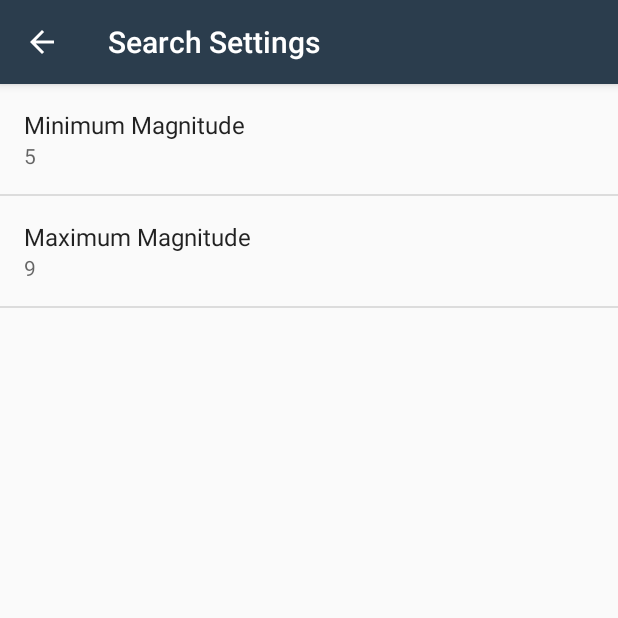
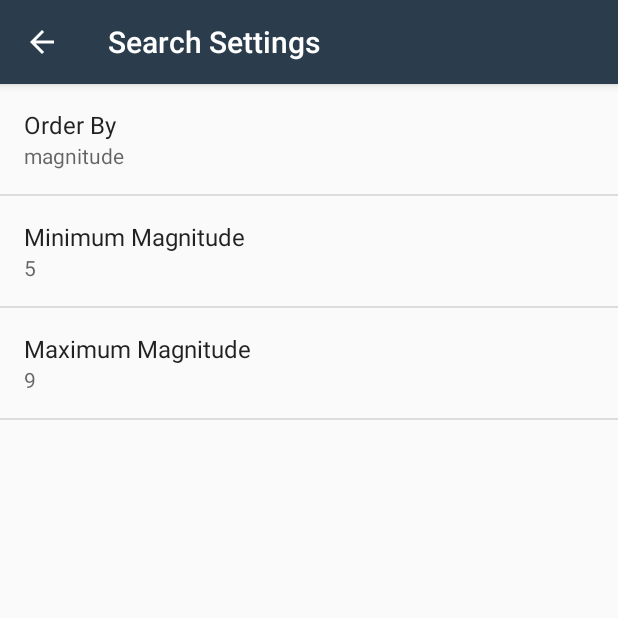
Before and after one commit to nakhe93/EarthQuake-Data, an Android app: the screen it shows after launch (SettingsActivity), after a tap on "SETTINGS", on a phone screen of 412 x 824 dp, the top half of it. Run offline under Robolectric (Android 15) with nearby library versions, the phone set to English and light mode, and no system bars.

Commit message:
Added the feaure to sort the earthquakes magnitude wise and according to its occurence

```diff
--- a/app/src/main/java/com/example/android/quakereport/EarthquakeActivity.java
+++ b/app/src/main/java/com/example/android/quakereport/EarthquakeActivity.java
@@ -129,6 +129,12 @@ public class EarthquakeActivity extends AppCompatActivity implements LoaderCallb
                 getString(R.string.settings_max_magnitude_key),
                 getString(R.string.settings_max_magnitude_default));
 
+        //Read the preference for arranging results in specific order
+        String orderBy = sharedPrefs.getString(
+                getString(R.string.settings_order_by_key),
+                getString(R.string.settings_order_by_default)
+        );
+
         //Base URL
         Uri baseUri = Uri.parse(USGS_REQUEST);
         Uri.Builder uriBuilder = baseUri.buildUpon();
@@ -140,7 +146,7 @@ public class EarthquakeActivity extends AppCompatActivity implements LoaderCallb
         //Build the URL using the min and max magnitude parameters specified in default value
         uriBuilder.appendQueryParameter("minmag", minMagnitude);
         uriBuilder.appendQueryParameter("maxmag", maxMagnitude);
-        //uriBuilder.appendQueryParameter("orderby", "time");
+        uriBuilder.appendQueryParameter("orderby", orderBy);
         Log.d("URL",uriBuilder.toString());
         return new EarthquakeLoader(this, uriBuilder.toString());
     }
--- a/app/src/main/java/com/example/android/quakereport/SettingsActivity.java
+++ b/app/src/main/java/com/example/android/quakereport/SettingsActivity.java
@@ -3,6 +3,7 @@ package com.example.android.quakereport;
 import android.app.Activity;
 import android.content.SharedPreferences;
 import android.os.Bundle;
+import android.preference.ListPreference;
 import android.preference.Preference;
 import android.preference.PreferenceFragment;
 import android.preference.PreferenceManager;
@@ -32,6 +33,8 @@ public class SettingsActivity extends AppCompatActivity {
 
             Preference minMagnitude = findPreference(getString(R.string.settings_min_magnitude_key));
             Preference maxMagnitude = findPreference(getString(R.string.settings_max_magnitude_key));
+            Preference orderBy = findPreference(getString(R.string.settings_order_by_key));
+            bindPreferenceSummaryToValue(orderBy);
             bindPreferenceSummaryToValue(minMagnitude);
             bindPreferenceSummaryToValue(maxMagnitude);
 
@@ -39,6 +42,15 @@ public class SettingsActivity extends AppCompatActivity {
         }
 
         public boolean onPreferenceChange(Preference preference,Object value){
+            String stringValue = value.toString();
+            if (preference instanceof ListPreference) {
+                ListPreference listPreference = (ListPreference) preference;
+                int prefIndex = listPreference.findIndexOfValue(stringValue);
+                if (prefIndex >= 0) {
+                    CharSequence[] labels = listPreference.getEntries();
+                    preference.setSummary(labels[prefIndex]);
+                }
+            }
             String strVal = value.toString();
             preference.setSummary(strVal);
             return true;
--- /dev/null
+++ b/app/src/main/res/values/arrays.xml
@@ -0,0 +1,12 @@
+<?xml version="1.0" encoding="utf-8"?>
+<resources>
+    <string-array name="settings_order_by_labels">
+        <item>@string/settings_order_by_magnitude_label</item>
+        <item>@string/settings_order_by_most_recent_label</item>
+    </string-array>
+
+    <string-array name="settings_order_by_values">
+        <item>@string/settings_order_by_magnitude_value</item>
+        <item>@string/settings_order_by_most_recent_value</item>
+    </string-array>
+</resources>
--- a/app/src/main/res/values/strings.xml
+++ b/app/src/main/res/values/strings.xml
@@ -37,6 +37,20 @@
     <string name="settings_max_magnitude_key" translatable="false">max_magnitude</string>
     <string name="settings_max_magnitude_default" translatable="false">9</string>
 
+
+    <!-- Strings For Order-By Preference  -->
+    <string name="settings_order_by_label">Order By</string>
+    <string name="settings_order_by_key" translatable="false">order_by</string>
+    <string name="settings_order_by_default" translatable="false">@string/settings_order_by_magnitude_value</string>
+
+    <!-- Label for order-by magnitude option  -->
+    <string name="settings_order_by_magnitude_label">Magnitude</string>
+    <string name="settings_order_by_magnitude_value" translatable="false">magnitude</string>
+
+    <!-- Label for order-by most recent option  -->
+    <string name="settings_order_by_most_recent_label">Most Recent</string>
+    <string name="settings_order_by_most_recent_value" translatable="false">time</string>
+
     <!-- Label for selection of minimum date of earthquake -->
     <string name="settings_min_date_label">Minimum Date</string>
     <string name="settings_min_date_key" translatable="false">min_date</string>
--- a/app/src/main/res/xml/settings_main.xml
+++ b/app/src/main/res/xml/settings_main.xml
@@ -1,6 +1,14 @@
 <?xml version="1.0" encoding="utf-8"?>
 <PreferenceScreen xmlns:android="http://schemas.android.com/apk/res/android"
                   android:title="@string/settings_title">
+
+
+    <ListPreference
+        android:defaultValue="@string/settings_order_by_default"
+        android:entries="@array/settings_order_by_labels"
+        android:entryValues="@array/settings_order_by_values"
+        android:key="@string/settings_order_by_key"
+        android:title="@string/settings_order_by_label" />
 
     <EditTextPreference
         android:defaultValue="@string/settings_min_magnitude_default"
```
